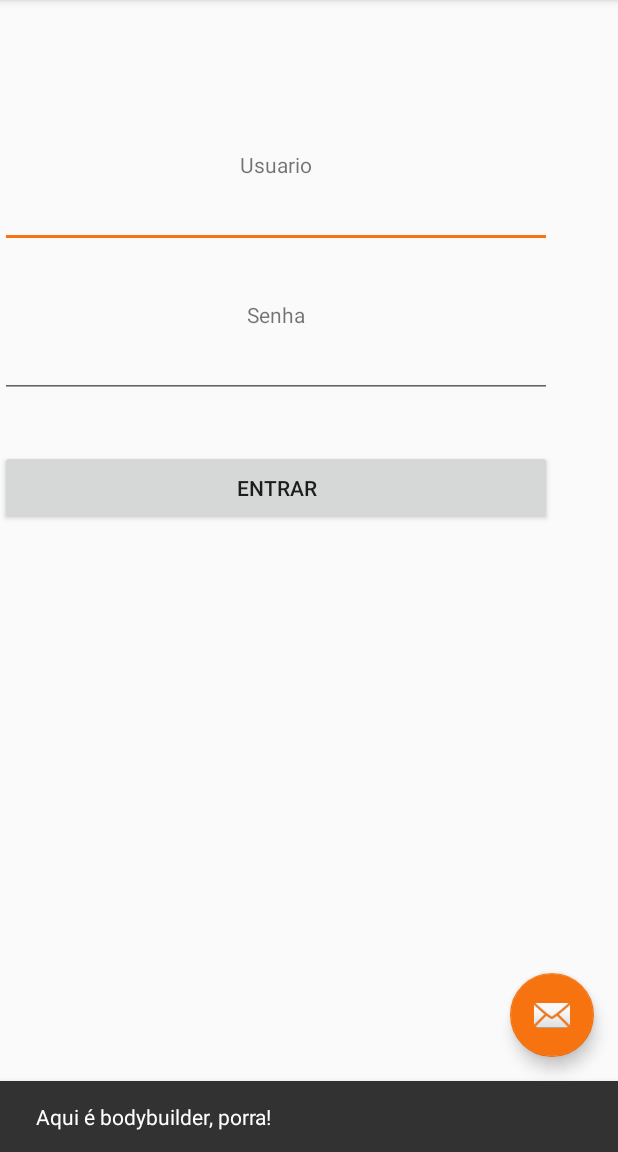
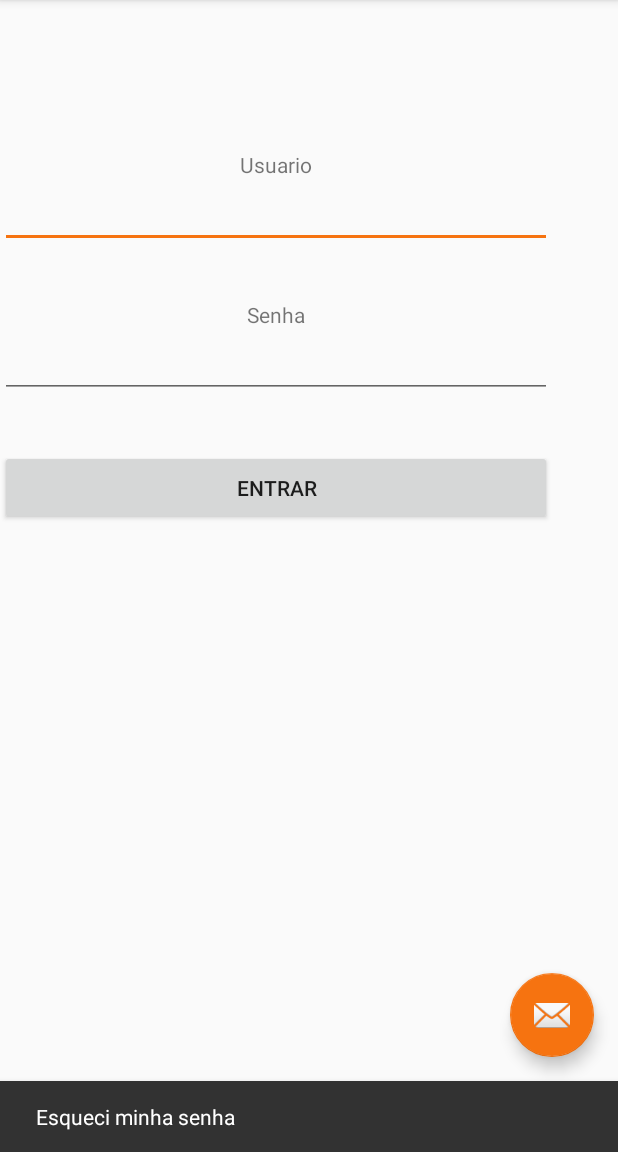
Before and after one commit to luizgustavolino/Viridian, an Android app: the screen it shows after launch (HAH), after a tap on an icon or button, on a phone screen of 412 x 824 dp, the part 84-1236 px from its top. Run offline under Robolectric (Android 15) with nearby library versions, the phone set to English and light mode, and no system bars.

Commit message:
Últimas alterações para entrega

```diff
--- a/ADO 3 - Tela de Login/app/src/main/java/com/example/gabriellsilv16/myapplication/HAH.java
+++ b/ADO 3 - Tela de Login/app/src/main/java/com/example/gabriellsilv16/myapplication/HAH.java
@@ -25,7 +25,7 @@ public class HAH extends AppCompatActivity {
         fab.setOnClickListener(new View.OnClickListener() {
             @Override
             public void onClick(View view) {
-                Snackbar.make(view, "Aqui é bodybuilder, porra!", Snackbar.LENGTH_LONG)
+                Snackbar.make(view, "Esqueci minha senha", Snackbar.LENGTH_LONG)
                         .setAction("Action", null).show();
             }
         });
--- a/ADO 3 - Tela de Login/app/src/main/res/values/strings.xml
+++ b/ADO 3 - Tela de Login/app/src/main/res/values/strings.xml
@@ -1,5 +1,5 @@
 <resources>
     <string name="app_name">ADO 03 - Login</string>
-    <string name="action_settings">Tem nada aqui não!</string>
+    <string name="action_settings">Criar uma conta</string>
     <string name="login_button">Entrar</string>
 </resources>
```
